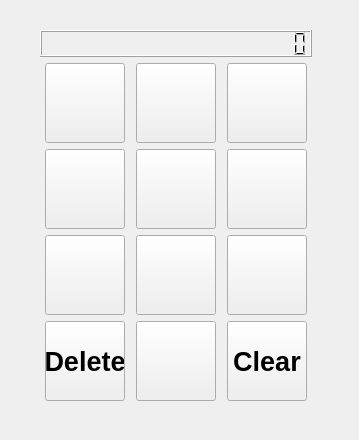
Above: hw04_1/mainwindow.ui from suxj22/Qtworks before the change. Below: the same form after it.
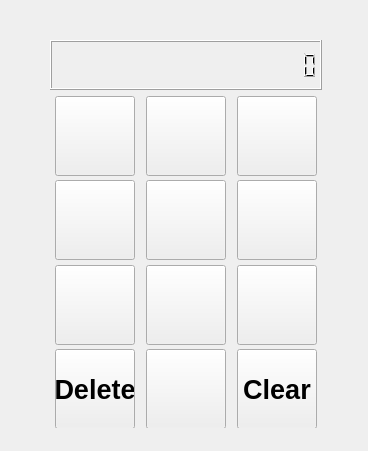
That is the form after the change. Icons and pictures are not drawn.

```diff
--- a/hw04_1/mainwindow.ui
+++ b/hw04_1/mainwindow.ui
@@ -6,8 +6,8 @@
    <rect>
     <x>0</x>
     <y>0</y>
-    <width>359</width>
-    <height>440</height>
+    <width>368</width>
+    <height>451</height>
    </rect>
   </property>
   <property name="cursor">
@@ -23,15 +23,21 @@
    <widget class="QWidget" name="layoutWidget">
     <property name="geometry">
      <rect>
-      <x>40</x>
-      <y>30</y>
+      <x>50</x>
+      <y>40</y>
       <width>272</width>
-      <height>371</height>
+      <height>388</height>
      </rect>
     </property>
     <layout class="QVBoxLayout" name="verticalLayout">
      <item>
       <widget class="QLCDNumber" name="lcdNumber">
+       <property name="minimumSize">
+        <size>
+         <width>0</width>
+         <height>50</height>
+        </size>
+       </property>
        <property name="frameShape">
         <enum>QFrame::Box</enum>
        </property>
```
Left out of the diff: 376 changed lines with no effect on the pictures.
